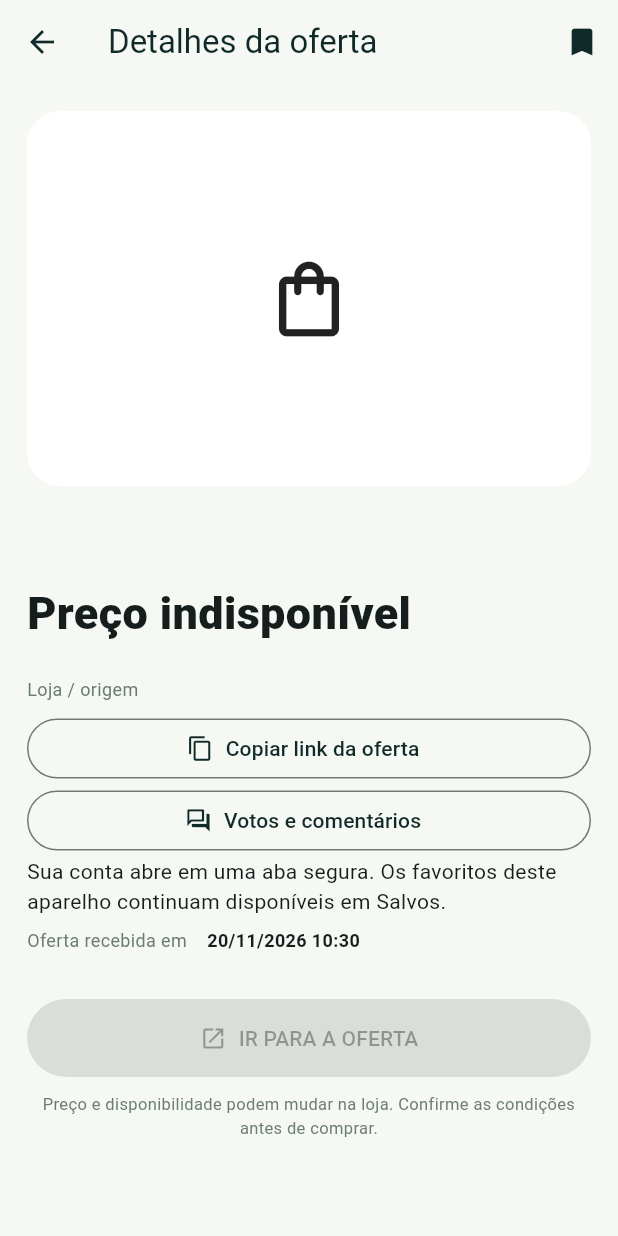
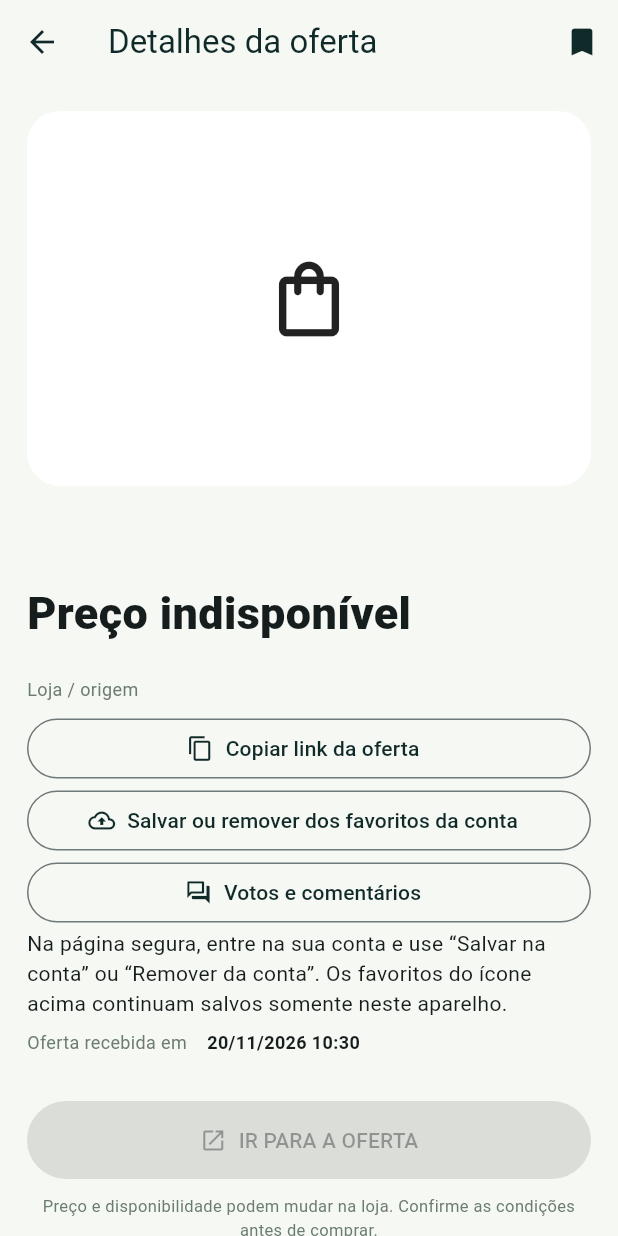
Before and after one commit to emersongabriel29-pixel/radar-promo-brasil, a Flutter app: the OfferDetailScreen screen opened directly with empty values, after a tap on the "bookmark outline" icon, on a phone screen of 412 x 824 dp. Run offline on Flutter 3.47's test engine with Material 3 defaults, Android fonts, the phone set to English and light mode, and no system bars; our stand-ins replace shared_preferences; accounts and stored records are empty; network calls fail.

Commit message:
feat(android): add account-backed favorite action on offer details without sharing session tokens

```diff
--- a/mobile/radar_promo_ofertas/lib/main.dart
+++ b/mobile/radar_promo_ofertas/lib/main.dart
@@ -1138,6 +1138,13 @@ class _OfferDetailScreenState extends State<OfferDetailScreen> {
             },
           ),
           OutlinedButton.icon(
+            icon: const Icon(Icons.cloud_upload_outlined),
+            label: const Text('Salvar ou remover dos favoritos da conta'),
+            onPressed: () => openCommunity(
+              context, widget.community, 'offer', offerId: offer.id,
+            ),
+          ),
+          OutlinedButton.icon(
             icon: const Icon(Icons.forum_outlined),
             label: const Text('Votos e comentários'),
             onPressed: () => openCommunity(
@@ -1145,7 +1152,9 @@ class _OfferDetailScreenState extends State<OfferDetailScreen> {
             ),
           ),
           const Text(
-            'Sua conta abre em uma aba segura. Os favoritos deste aparelho continuam disponíveis em Salvos.',
+            'Na página segura, entre na sua conta e use “Salvar na conta” ou '
+            '“Remover da conta”. Os favoritos do ícone acima continuam '
+            'salvos somente neste aparelho.',
           ),
           _detailLine(
             'Oferta recebida em',
```
